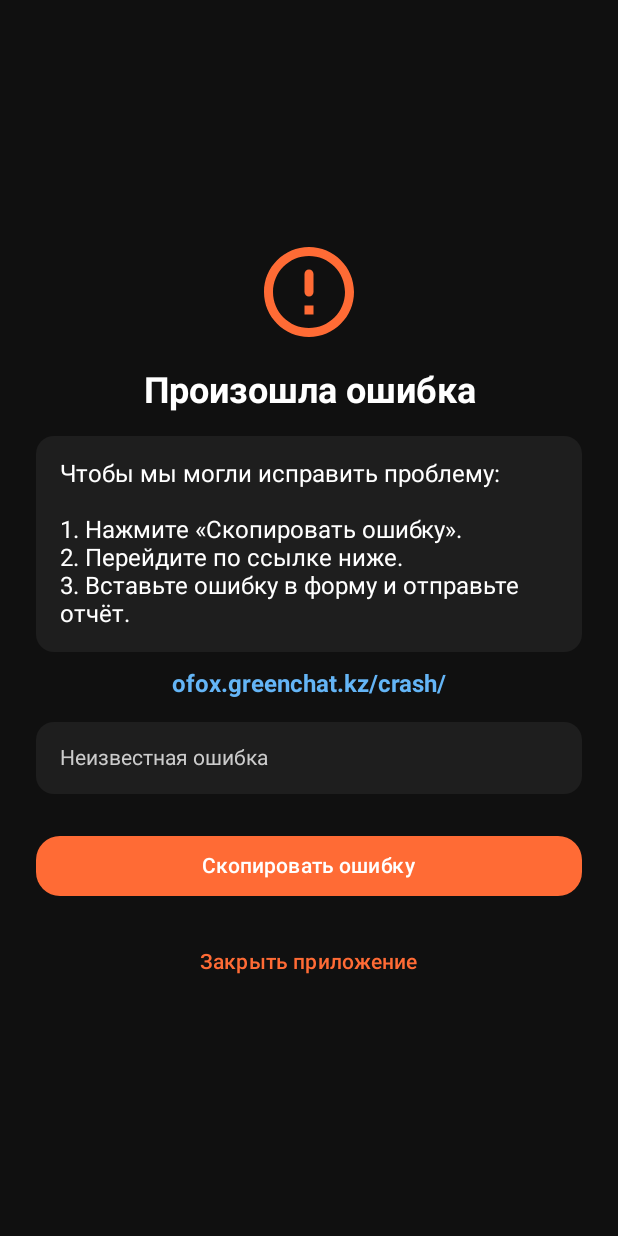
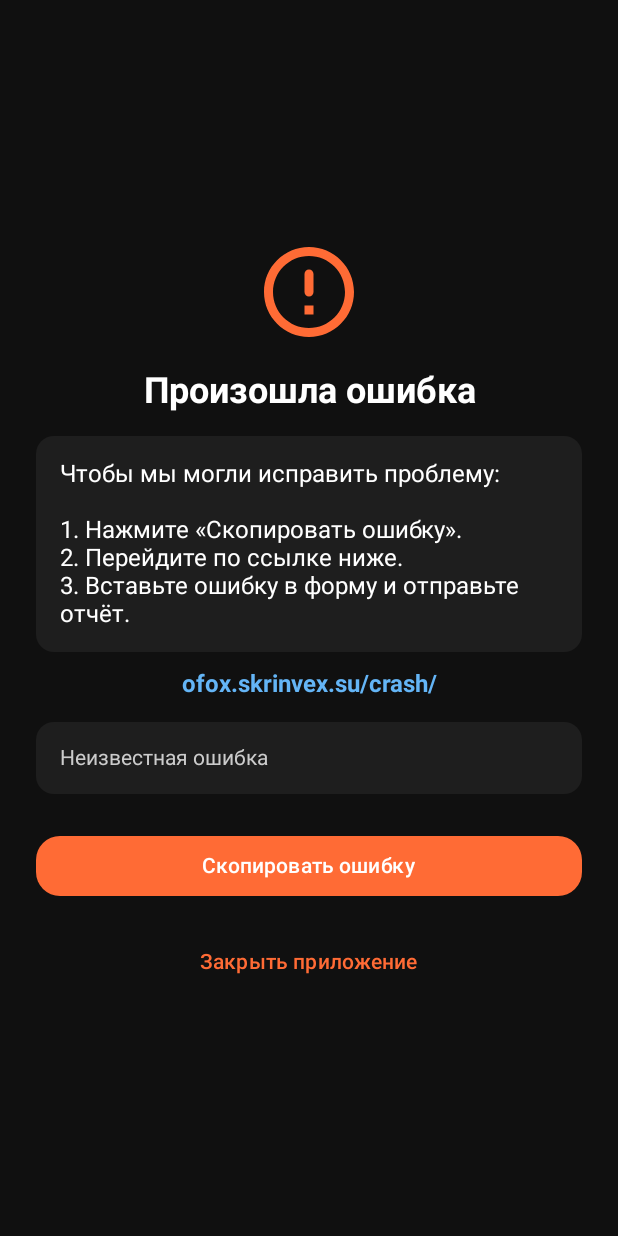
Before and after one commit to SkrinVex/Ofox-Messenger, an Android app built with Jetpack Compose: the CrashActivity screen opened directly, with no data from a screen before it, on a phone screen of 412 x 824 dp. Run offline under Robolectric (Android 15) with nearby library versions, the phone set to English and light mode, and no system bars.

Commit message:
fix link

```diff
--- a/app/src/main/java/com/SkrinVex/OfoxMessenger/CrashActivity.kt
+++ b/app/src/main/java/com/SkrinVex/OfoxMessenger/CrashActivity.kt
@@ -112,7 +112,7 @@ fun CrashScreen(
             }
             Spacer(modifier = Modifier.height(12.dp))
             Text(
-                text = "ofox.greenchat.kz/crash/",
+                text = "ofox.skrinvex.su/crash/",
                 color = Color(0xFF64B5F6),
                 fontSize = 16.sp,
                 fontWeight = FontWeight.Bold,
```
Also changed, not shown: 2 other files.
